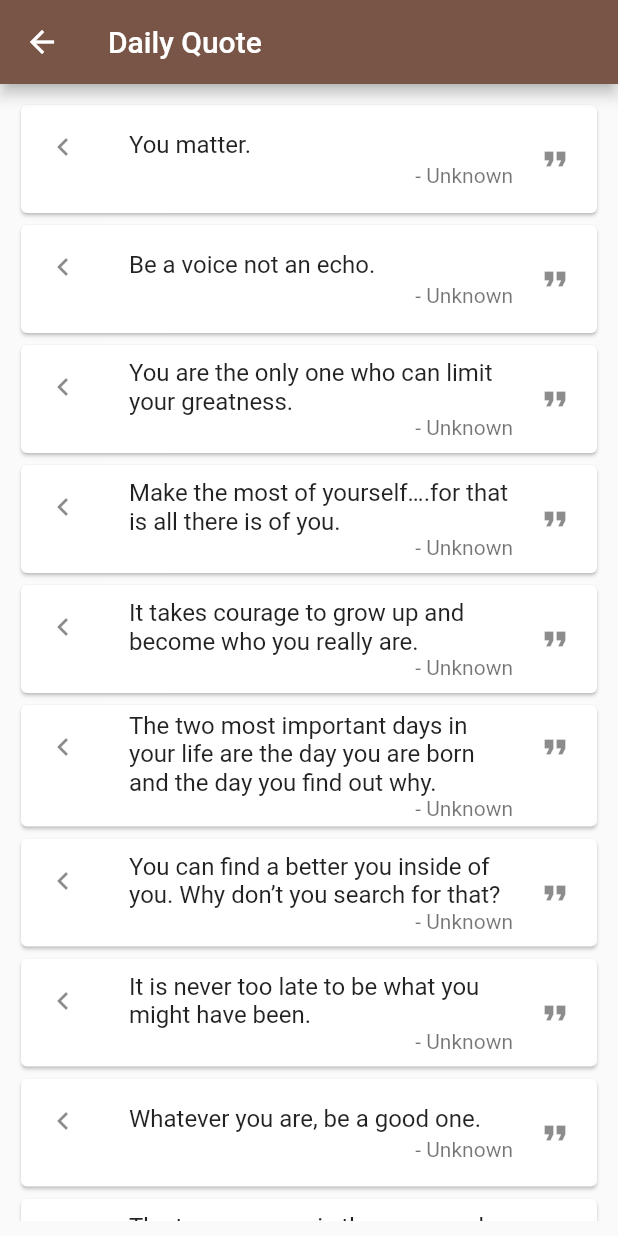
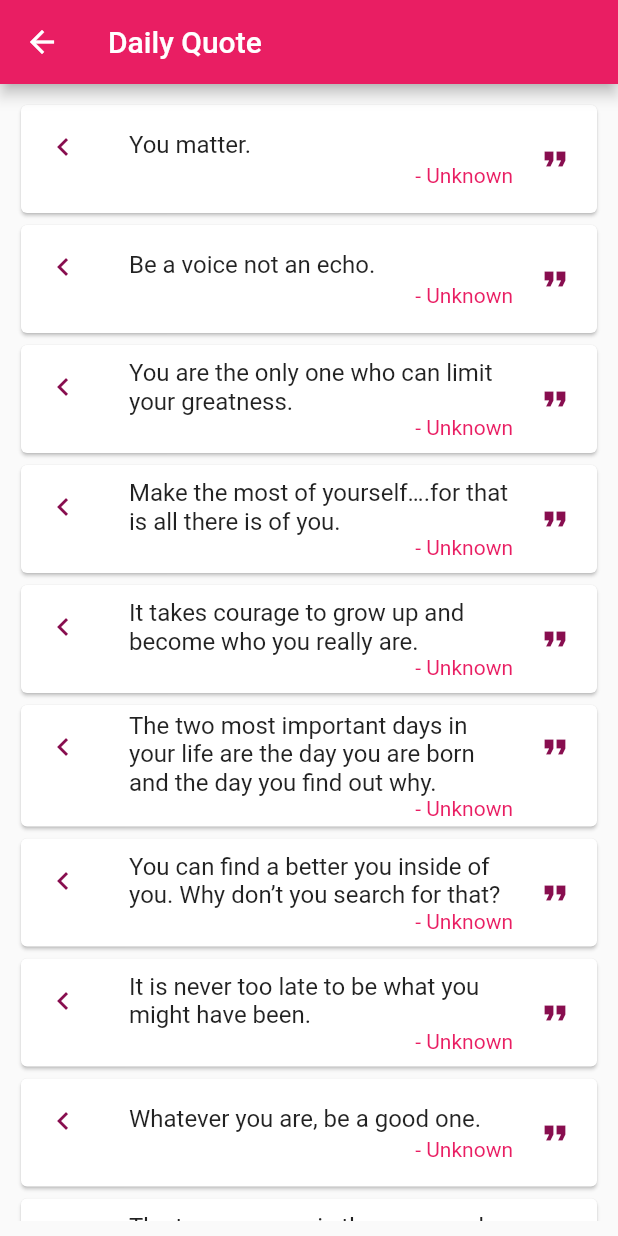
Before and after one commit to govindbhardwaj/TEMP, a Flutter app: the screen it shows after launch, after a tap on "Inspirational Quotes", on a phone screen of 412 x 824 dp. Run offline on Flutter 3.47's test engine with Material 2 defaults, Android fonts, the phone set to English and light mode, and no system bars.

Commit message:
Added Card preview and fonts.

```diff
--- a/lib/main.dart
+++ b/lib/main.dart
@@ -10,8 +10,9 @@ class MyApp extends StatelessWidget {
   Widget build(BuildContext context) {
     return MaterialApp(
       title: 'Daily Quotes',
+
       theme: ThemeData(
-        primarySwatch: Colors.brown,
+        primarySwatch: Colors.pink,
       ),
       home: CategoryPage(),
     );
--- a/lib/screens/QuotesPage.dart
+++ b/lib/screens/QuotesPage.dart
@@ -1,5 +1,5 @@
 import 'package:daily_quotes/dto/QuotesDTO.dart';
-import 'package:daily_quotes/screens/CategoryPage.dart';
+import 'package:daily_quotes/screens/CardPage.dart';
 import 'package:flutter/material.dart';
 
 class QuotesPage extends StatefulWidget {
@@ -28,24 +28,30 @@ class QuotePageState extends State<QuotesPage> {
                   padding: new EdgeInsets.all(10.0),
                   child: new ListView.builder(
                     itemBuilder: (context, position) {
+                      const textStyle = const TextStyle(color: Colors.pink);
                       return Card(
                         child: ListTile(
-                          leading: new Icon(Icons.chevron_left),
+                          leading: new Icon(
+                            Icons.chevron_left,
+                            color: Colors.pink.shade900,
+                          ),
                           title:
                               Text(snapshot.data.map[category][position].quote),
                           subtitle: Text(
                             snapshot.data.map[category][position].author + " -",
-                            style: const TextStyle(
-                              color: Colors.black54,
-                            ),
+                            style: textStyle,
                             textDirection: TextDirection.rtl,
                           ),
-                          trailing: const Icon(Icons.format_quote),
+                          trailing: new Icon(
+                            Icons.format_quote,
+                            color: Colors.pink.shade900,
+                          ),
                           onTap: () {
                             Navigator.push(
                                 context,
                                 MaterialPageRoute(
-                                    builder: (context) => CategoryPage()));
+                                    builder: (context) => CardPage(snapshot
+                                        .data.map[category][position].quote)));
                           },
                         ),
                       );
```
Also changed, not shown: lib/screens/CardPage.dart (added, +70 -0 lines), pubspec.yaml (+4 -4 lines), assets/image.jpg (added), 1 other file.
